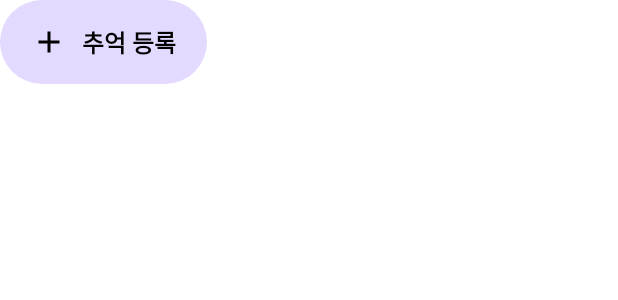
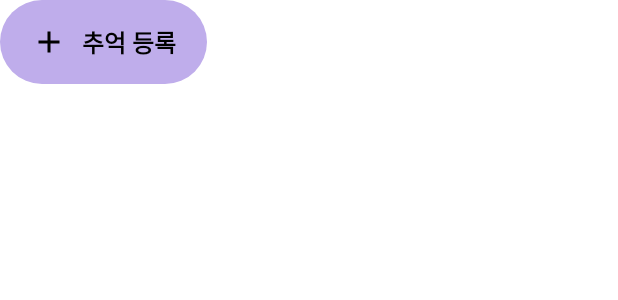
Before and after one commit to 2025AndroidTermProject/Hangyul, an Android app built with Jetpack Compose: the @Preview function AddBtnPreview, on a phone screen of 412 x 824 dp. Shown: the top 300 px of the screen. Run offline under Robolectric (Android 15) with nearby library versions, the phone set to English and light mode, and no system bars; Roboto replaces fonts that are not available here.

```diff
--- a/app/src/main/java/com/android/hangyul/ui/components/AddBtn.kt
+++ b/app/src/main/java/com/android/hangyul/ui/components/AddBtn.kt
@@ -22,6 +22,7 @@ import androidx.compose.ui.unit.dp
 import androidx.compose.ui.unit.sp
 import com.android.hangyul.R
 import androidx.compose.foundation.Image
+import com.android.hangyul.ui.theme.Purple60
 import com.android.hangyul.ui.theme.Purple80
 
 @Composable
@@ -32,7 +33,7 @@ fun AddBtn(text:String) {
         modifier = Modifier
             .width(138.dp)
             .height(56.dp)
-            .background(color = Purple80, shape = RoundedCornerShape(size=28.dp))
+            .background(color = Purple60, shape = RoundedCornerShape(size=28.dp))
     ) {
         Image(
             painter = painterResource(id = R.drawable.ic_btn_add),
--- a/app/src/main/java/com/android/hangyul/ui/screen/routine/AlarmList.kt
+++ b/app/src/main/java/com/android/hangyul/ui/screen/routine/AlarmList.kt
@@ -30,7 +30,7 @@ fun AlarmList(hour: Int, min: Int, text: String) {
         modifier = Modifier
             .fillMaxWidth()
             .background(color = Purple80)
-            .padding(vertical = 20.dp),
+            .padding(vertical = 15.dp),
 
         verticalAlignment = Alignment.CenterVertically
     ){
--- a/app/src/main/java/com/android/hangyul/ui/theme/Color.kt
+++ b/app/src/main/java/com/android/hangyul/ui/theme/Color.kt
@@ -13,4 +13,6 @@ val Pink40 = Color(0xFF7D5260)
 
 val Purple = Color(0xFF6152FF)
 
+val Purple60 = Color(0xFFBFADEB)
+
 val Blue = Color(0xFFAB66F9)
```
Also changed, not shown: app/src/main/java/com/android/hangyul/ui/screen/routine/AlarmListPage.kt (+33 -2 lines).
